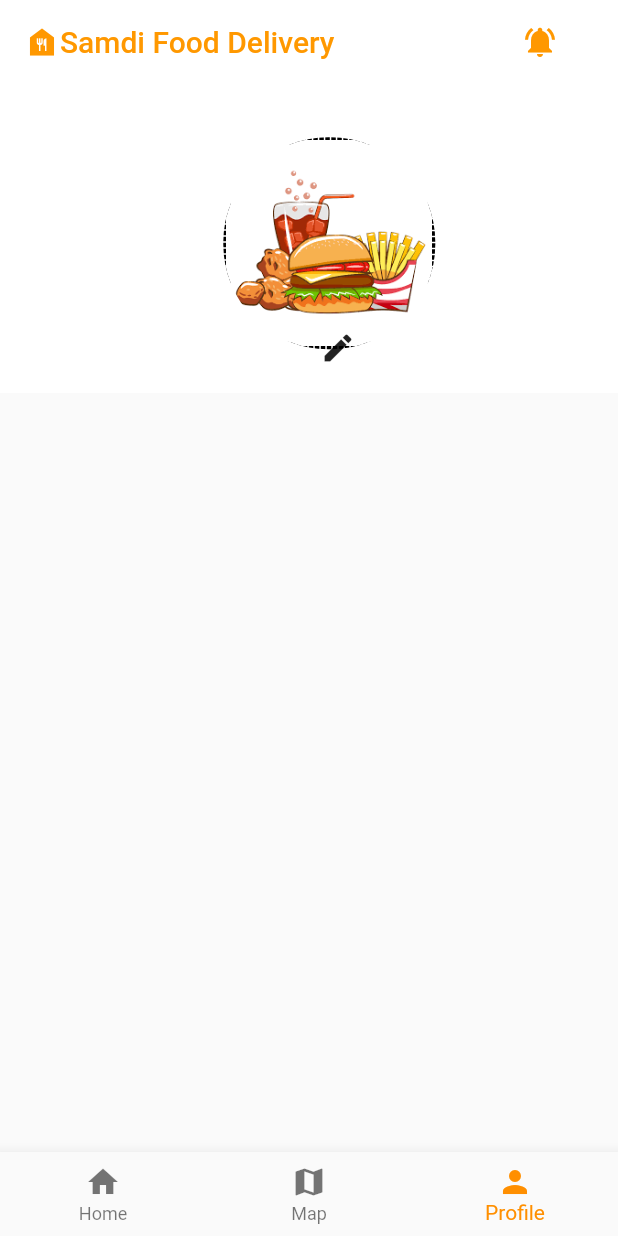
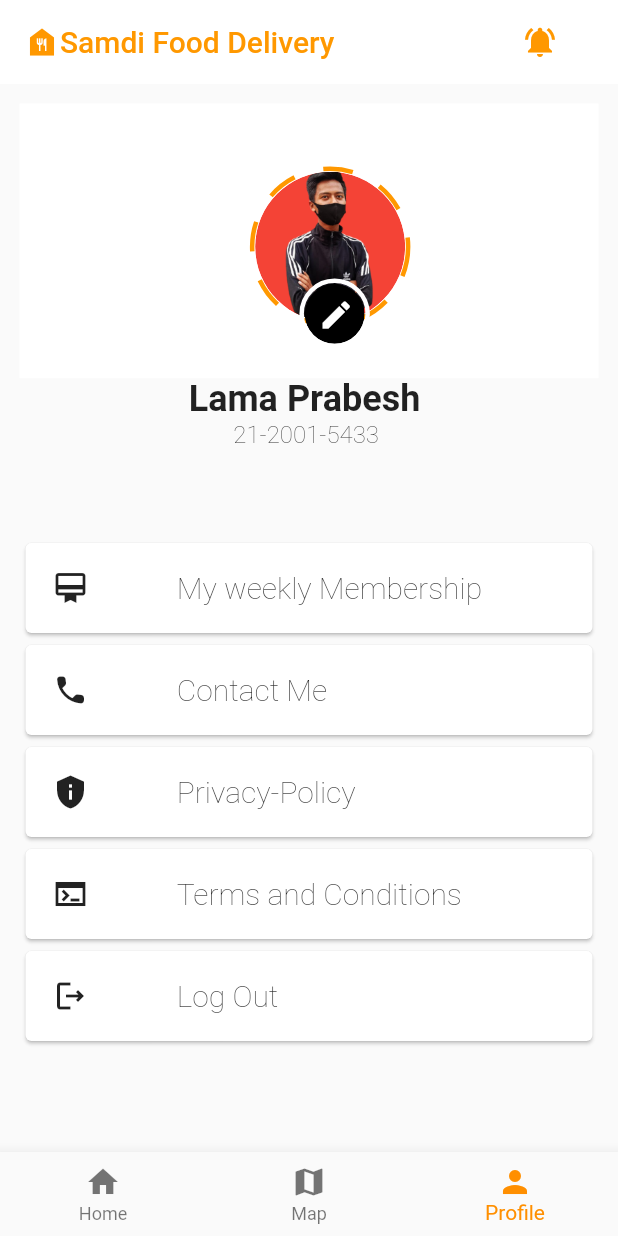
Before and after one commit to ngprabesh07/food-delivery-app, a Flutter app: the screen it shows after launch, item 3 of the bottom bar chosen, on a phone screen of 412 x 824 dp. Run offline on Flutter 3.47's test engine with Material 2 defaults, Android fonts, the phone set to English and light mode, and no system bars; drawn by our look-alikes of dotted_border; our stand-ins replace animated_text_kit, carousel_slider, flutter_map, geolocator, get, latlong2 and 1 more; missing offline and left inert: syncfusion_flutter_maps.

Commit message:
rounded dot dot border to profile pic is added

```diff
--- a/food_app/lib/views/profile.dart
+++ b/food_app/lib/views/profile.dart
@@ -30,48 +30,137 @@ class Profile extends StatelessWidget {
             ),
           ],
         ),
-        body: Column(
+        body: Padding(
+          padding: const EdgeInsets.all(13.0),
+          child: Column(
             children: [
               Stack(
-              alignment: Alignment(0.1, 0.8),
+                alignment: Alignment(0.1, 0.7),
                 children: [
                   Stack(
                     alignment: Alignment(0.1, 0.1),
                     children: [
                       Container(
                         color: Colors.white,
-                      height: Get.height / 4,
+                        height: Get.height / 4.5,
                       ),
-                    ClipRRect(
-                      borderRadius: BorderRadius.circular(70),
-                      child: DottedBorder(
-                        color: Colors.black,
-                        strokeWidth: 10,
-                        child: Container(
-                          height: Get.height / 6,
-                          width: Get.height / 6,
-                          // color: Colors.red,
-                          decoration: BoxDecoration(
-                              image: DecorationImage(
-                                  image:
-                                      AssetImage('assets/images/burger.png'),
-                                      fit:BoxFit.fill,
-
-                                      )),
+                      DottedBorder(
+                        color: Colors.orange,
+                        strokeWidth: 3,
+                        borderType: BorderType.Oval,
+                        dashPattern: [20, 20],
+                        child: ClipOval(
+                          child: CircleAvatar(
+                            backgroundColor: Colors.red[500],
+                            radius: 50,
+                            backgroundImage:
+                                ExactAssetImage('assets/images/prabesh.png'),
                           ),
                         ),
+                      ),
+                    ],
+                  ),
+                  Stack(
+                    alignment: Alignment(0.1, 0.1),
+                    children: [
+                      DottedBorder(
+                        color: Colors.white,
+                        strokeWidth: 3,
+                        borderType: BorderType.Oval,
+                        dashPattern: [2000, 2000],
+                        child: ClipOval(
+                          child: CircleAvatar(
+                            backgroundColor: Colors.black,
+                            radius: 20,
+                          ),
+                        ),
+                      ),
+                      Icon(Icons.edit, color: Colors.white)
+                    ],
                   )
                 ],
               ),
-                Icon(Icons.edit),
-                // Container(
-                //   height: 50,
-                //   width: 50,
-                //   color: Colors.blue,
-                // ),
+              Text(
+                "Lama Prabesh ",
+                style: TextStyle(fontSize: 24, fontWeight: FontWeight.bold),
+              ),
+              Text(
+                "21-2001-5433 ",
+                style: TextStyle(fontSize: 16, fontWeight: FontWeight.w200),
+              ),
+              SizedBox(height: Get.width/7,),
+              Card(
+                 borderOnForeground: true,
+                child: Padding(
+                  padding: const EdgeInsets.all(18.0),
+                  child: Row(children: [
+                    Icon(Icons.wallet_membership),
+                    SizedBox(width: Get.width/7,),
+                    Text(
+                      "My weekly Membership",
+                      style: TextStyle(fontSize: 20, fontWeight: FontWeight.w200),
+                    )
+                  ]),
+                ),
+              ),
+               Card(
+                 borderOnForeground: true,
+                child: Padding(
+                  padding: const EdgeInsets.all(18.0),
+                  child: Row(children: [
+                    Icon(Icons.call_rounded),
+                    SizedBox(width: Get.width/7,),
+                    Text(
+                      "Contact Me",
+                      style: TextStyle(fontSize: 20, fontWeight: FontWeight.w200),
+                    )
+                  ]),
+                ),
+              ),
+               Card(
+                 borderOnForeground: true,
+                child: Padding(
+                  padding: const EdgeInsets.all(18.0),
+                  child: Row(children: [
+                    Icon(Icons.privacy_tip),
+                    SizedBox(width: Get.width/7,),
+                    Text(
+                      "Privacy-Policy",
+                      style: TextStyle(fontSize: 20, fontWeight: FontWeight.w200),
+                    )
+                  ]),
+                ),
+              ),
+               Card(
+                 borderOnForeground: true,
+                child: Padding(
+                  padding: const EdgeInsets.all(18.0),
+                  child: Row(children: [
+                    Icon(Icons.terminal_sharp),
+                    SizedBox(width: Get.width/7,),
+                    Text(
+                      "Terms and Conditions ",
+                      style: TextStyle(fontSize: 20, fontWeight: FontWeight.w200),
+                    )
+                  ]),
+                ),
+              ),
+               Card(
+                 borderOnForeground: true,
+                child: Padding(
+                  padding: const EdgeInsets.all(18.0),
+                  child: Row(children: [
+                    Icon(Icons.logout_outlined),
+                    SizedBox(width: Get.width/7,),
+                    Text(
+                      "Log Out ",
+                      style: TextStyle(fontSize: 20, fontWeight: FontWeight.w200),
+                    )
+                  ]),
+                ),
+              ),
             ],
-            )
-          ],
+          ),
         ));
   }
 }
--- a/food_app/pubspec.yaml
+++ b/food_app/pubspec.yaml
@@ -23,6 +23,7 @@ dependencies:
   syncfusion_flutter_maps: ^20.2.50
   location: ^4.4.0
   dotted_border: ^2.0.0+2
+  path_drawing: ^1.0.1
 
 
 
```
Also changed, not shown: food_app/assets/images/prabesh.png (added), food_app/pubspec.lock. Lines whose indentation alone changed are shown as unchanged.
